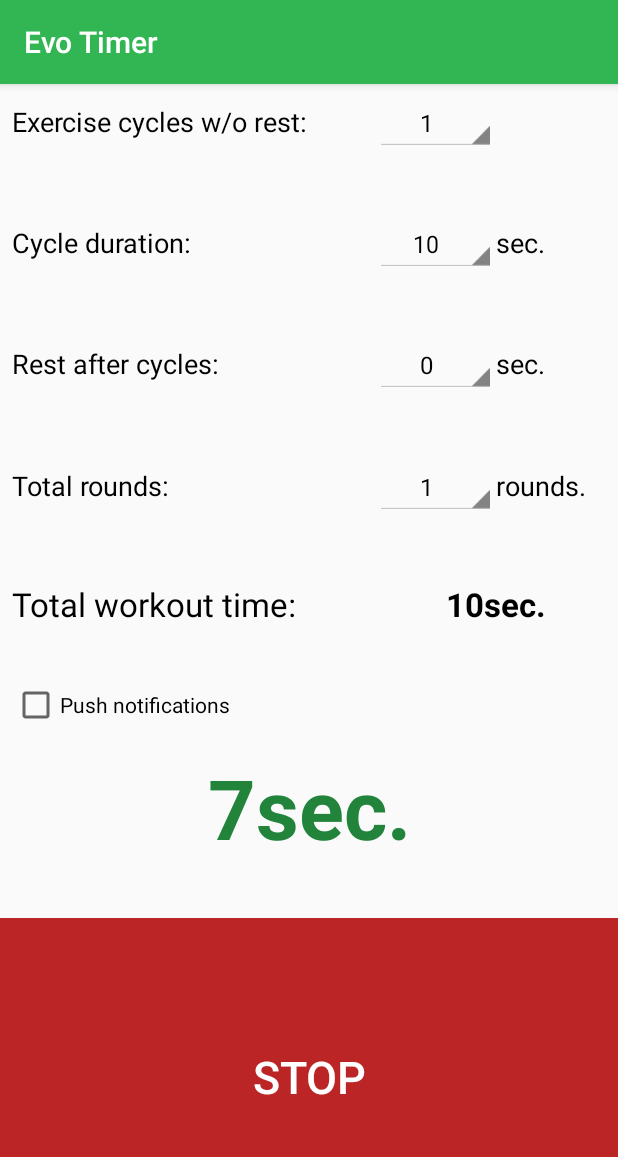
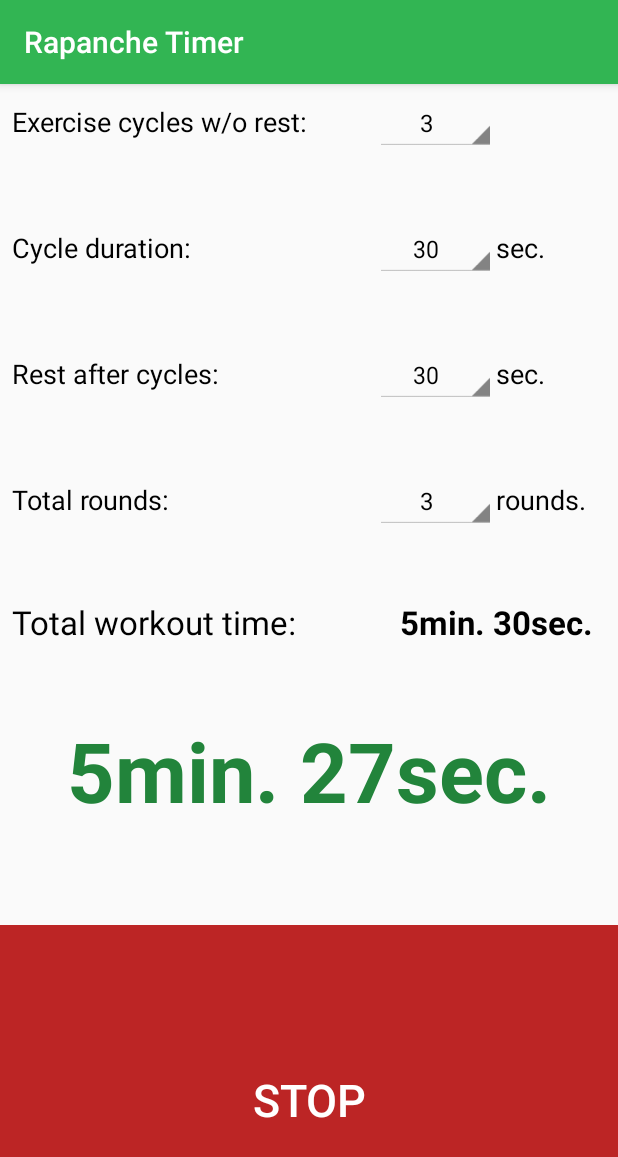
Before and after one commit to epnikolov/evoTimer, an Android app: the screen it shows after launch (MainActivity), after a tap on "START", on a phone screen of 412 x 824 dp. Shown: the top 1157 px of the screen. Run offline under Robolectric (Android 15) with nearby library versions, the phone set to English and light mode, and no system bars.

Commit message:
Initial commit

```diff
--- a/app/src/main/java/evo/evotimer/MainActivity.java
+++ b/app/src/main/java/evo/evotimer/MainActivity.java
@@ -9,6 +9,7 @@ import android.support.v4.content.ContextCompat;
 import android.support.v7.app.AppCompatActivity;
 import android.os.Bundle;
 import android.view.View;
+import android.view.WindowManager;
 import android.widget.AdapterView;
 import android.widget.Button;
 import android.widget.Spinner;
@@ -28,9 +29,13 @@ public class MainActivity extends AppCompatActivity {
         setContentView(R.layout.activity_main);
 
         Spinner cyclesNumSp = findViewById(R.id.cyclesNumSp);
+        cyclesNumSp.setSelection(2);
         Spinner cycleDuratSp = findViewById(R.id.cycleDuratSp);
+        cycleDuratSp.setSelection(1);
         Spinner restDuratSp = findViewById(R.id.restDuratSp);
+        restDuratSp.setSelection(3);
         Spinner roundNumSp = findViewById(R.id.roundNumSp);
+        roundNumSp.setSelection(2);
         TextView totalTimeTextView = findViewById(R.id.totalTimeTextView);
 
         AdapterView.OnItemSelectedListener listener = new OnSpinnerItemSelectListener(this, totalTimeTextView,
@@ -61,23 +66,23 @@ public class MainActivity extends AppCompatActivity {
         this.totalSeconds = totalSeconds;
     }
 
-    public void sendNotification(String notifTitle, String notifText, int notifId) {
-
-        NotificationCompat.Builder mBuilder = new NotificationCompat.Builder(this, NOTIF_CHANNNEL)
-                        .setSmallIcon(R.drawable.not)
-                        .setContentTitle(notifTitle)
-                        .setContentText(notifText)
-                        .setAutoCancel(true);
-
-        NotificationManager mNotificationManager = (NotificationManager) getSystemService(Context.NOTIFICATION_SERVICE);
-
-        if (Build.VERSION.SDK_INT >= Build.VERSION_CODES.O) {
-            NotificationChannel channel = new NotificationChannel(NOTIF_CHANNNEL,
-                    "Timer notification channel",
-                    NotificationManager.IMPORTANCE_DEFAULT);
-            mNotificationManager.createNotificationChannel(channel);
-        }
-
-        mNotificationManager.notify(notifId, mBuilder.build());
-    }
+//    public void sendNotification(String notifTitle, String notifText, int notifId) {
+//
+//        NotificationCompat.Builder mBuilder = new NotificationCompat.Builder(this, NOTIF_CHANNNEL)
+//                        .setSmallIcon(R.drawable.not)
+//                        .setContentTitle(notifTitle)
+//                        .setContentText(notifText)
+//                        .setAutoCancel(true);
+//
+//        NotificationManager mNotificationManager = (NotificationManager) getSystemService(Context.NOTIFICATION_SERVICE);
+//
+//        if (Build.VERSION.SDK_INT >= Build.VERSION_CODES.O) {
+//            NotificationChannel channel = new NotificationChannel(NOTIF_CHANNNEL,
+//                    "Timer notification channel",
+//                    NotificationManager.IMPORTANCE_DEFAULT);
+//            mNotificationManager.createNotificationChannel(channel);
+//        }
+//
+//        mNotificationManager.notify(notifId, mBuilder.build());
+//    }
 }
--- a/app/src/main/java/evo/evotimer/events/OnStartStopClickListener.java
+++ b/app/src/main/java/evo/evotimer/events/OnStartStopClickListener.java
@@ -45,8 +45,8 @@ public class OnStartStopClickListener implements View.OnClickListener {
         this.restDuratCycleSp = restDuratCycleSp;
         this.mediaPlayerStartCycle = MediaPlayer.create(mainActivity.getApplicationContext(), R.raw.go);
         this.mediaPlayerRest = MediaPlayer.create(mainActivity.getApplicationContext(), R.raw.rest);
-        this.mediaPlayerEnd = MediaPlayer.create(mainActivity.getApplicationContext(), R.raw.rest);
-        this.mediaPlayerEncourage = MediaPlayer.create(mainActivity.getApplicationContext(), R.raw.go);
+        this.mediaPlayerEnd = MediaPlayer.create(mainActivity.getApplicationContext(), R.raw.stop);
+        this.mediaPlayerEncourage = MediaPlayer.create(mainActivity.getApplicationContext(), R.raw.encourage);
     }
 
     @Override
@@ -68,8 +68,8 @@ public class OnStartStopClickListener implements View.OnClickListener {
             started = true;
             startB.setText("STOP");
             startB.setBackgroundColor(ContextCompat.getColor(mainActivity, R.color.customRed));
-            CheckBox cbNotifications = mainActivity.findViewById(R.id.notificationsCb);
-            final boolean isNotifOn = cbNotifications.isChecked();
+//            CheckBox cbNotifications = mainActivity.findViewById(R.id.notificationsCb);
+//            final boolean isNotifOn = cbNotifications.isChecked();
             timer = new Timer("countdown", false);
             timer.scheduleAtFixedRate(new TimerTask() {
                 @Override
@@ -77,14 +77,14 @@ public class OnStartStopClickListener implements View.OnClickListener {
                     remainingSeconds--;
                     WorkoutEventType eventType = Helper.getWorkoutEvent(remainingSeconds, cycles, cycleDurat, restDurat);
 
-                    handleEvent(eventType, isNotifOn);
+                    handleEvent(eventType);
 
                 }
             }, 0, 1000);
         }
     }
 
-    private void handleEvent(WorkoutEventType eventType, boolean isNotifOn){
+    private void handleEvent(WorkoutEventType eventType){
         if(WorkoutEventType.END.equals(eventType)){
             timer.cancel();
             started = false;
@@ -96,9 +96,9 @@ public class OnStartStopClickListener implements View.OnClickListener {
                 bStartStop.setText("START");
                 bStartStop.setBackgroundColor(ContextCompat.getColor(mainActivity, R.color.colorPrimaryDark));
                 timeTextView.setText("WELL DONE!");
-                if(isNotifOn) {
-                    mainActivity.sendNotification("Completed!", "End.", 003);
-                }
+//                if(isNotifOn) {
+//                    mainActivity.sendNotification("Completed!", "End.", 003);
+//                }
             });
 
             return;
@@ -107,9 +107,9 @@ public class OnStartStopClickListener implements View.OnClickListener {
         if(WorkoutEventType.CYCLE_STARTING.equals(eventType)){
             mainActivity.runOnUiThread(() -> {
                 timeTextView.setTextColor(ContextCompat.getColor(mainActivity, R.color.colorPrimaryDark));
-                if(isNotifOn) {
-                    mainActivity.sendNotification("GO!", "GO!", 001);
-                }
+//                if(isNotifOn) {
+//                    mainActivity.sendNotification("GO!", "GO!", 001);
+//                }
             });
 
         } else if(WorkoutEventType.CYCLE_PREPARE.equals(eventType)){
@@ -120,9 +120,9 @@ public class OnStartStopClickListener implements View.OnClickListener {
 
             mainActivity.runOnUiThread(() -> {
                 timeTextView.setTextColor(ContextCompat.getColor(mainActivity, R.color.customCrey));
-                if(isNotifOn) {
-                    mainActivity.sendNotification("Rest...", "Rest...", 002);
-                }
+//                if(isNotifOn) {
+//                    mainActivity.sendNotification("Rest...", "Rest...", 002);
+//                }
             });
         } else if (WorkoutEventType.ENCOURAGE.equals(eventType)){
             mediaPlayerEncourage.start();
--- a/app/src/main/java/evo/evotimer/utils/Helper.java
+++ b/app/src/main/java/evo/evotimer/utils/Helper.java
@@ -6,8 +6,8 @@ package evo.evotimer.utils;
 
 public class Helper {
 
-    public static int WORK_DELAY = 4; //in seconds
-    public static int REST_DELAY = 2; //in seconds
+    public static int WORK_DELAY = 5; //in seconds
+    public static int REST_DELAY = 1; //in seconds
 
     public static String getMinSecStrFromSec(int sec){
         if(sec <= 60){
@@ -21,8 +21,12 @@ public class Helper {
 
     public static WorkoutEventType getWorkoutEvent(int remainingSecs, int cycles, int cycleDurat, int restDurat){
 
-        if(remainingSecs < 1){
-            return WorkoutEventType.END;
+        if(remainingSecs < WORK_DELAY + 3){
+            if(remainingSecs == 2) {
+                return WorkoutEventType.END;
+            } else {
+                return WorkoutEventType.NOTHING;
+            }
         }
 
         int cyclesDuration = cycles * cycleDurat;
--- a/app/src/main/res/layout/activity_main.xml
+++ b/app/src/main/res/layout/activity_main.xml
@@ -4,6 +4,7 @@
     xmlns:tools="http://schemas.android.com/tools"
     android:layout_width="match_parent"
     android:layout_height="match_parent"
+    android:keepScreenOn="true"
     android:weightSum="16"
     tools:context="evo.evotimer.MainActivity">
 
@@ -30,6 +31,7 @@
             android:layout_height="wrap_content"
             android:layout_marginTop="8dp"
             android:layout_weight="2"
+            android:defaultFocusHighlightEnabled="false"
             android:entries="@array/cycles"
             android:textAlignment="center"
             android:theme="@android:style/Theme.Holo.Light.DarkActionBar"
@@ -194,22 +196,7 @@
     <TableRow
         android:layout_width="match_parent"
         android:layout_height="match_parent"
-        android:layout_weight="0.3">
-
-        <CheckBox
-            android:id="@+id/notificationsCb"
-            android:layout_width="wrap_content"
-            android:layout_height="wrap_content"
-            android:layout_marginStart="8dp"
-            android:text="Push notifications"
-            android:textColorLink="@color/customCrey"
-            android:textSize="14sp" />
-    </TableRow>
-
-    <TableRow
-        android:layout_width="match_parent"
-        android:layout_height="match_parent"
-        android:layout_weight="1.5"
+        android:layout_weight="2.5"
         android:weightSum="10">
 
         <TextView
@@ -227,7 +214,7 @@
     <TableRow
         android:layout_width="match_parent"
         android:layout_height="match_parent"
-        android:layout_weight="6.7"
+        android:layout_weight="7"
         android:weightSum="10">
 
         <Button
--- a/app/src/main/res/values/strings.xml
+++ b/app/src/main/res/values/strings.xml
@@ -1,5 +1,5 @@
 <resources>
-    <string name="app_name">Evo Timer</string>
+    <string name="app_name">Rapanche Timer</string>
     <string-array name="cycles">
         <item>1</item>
         <item>2</item>
@@ -25,8 +25,6 @@
         <item>16</item>
     </string-array>
     <string-array name="secondsCycle">
-        <item>10</item>
-        <item>15</item>
         <item>20</item>
         <item>30</item>
         <item>40</item>
@@ -40,7 +38,6 @@
     </string-array>
     <string-array name="secondsRest">
         <item>0</item>
-        <item>10</item>
         <item>15</item>
         <item>20</item>
         <item>30</item>
```
Also changed, not shown: 4 other files.
